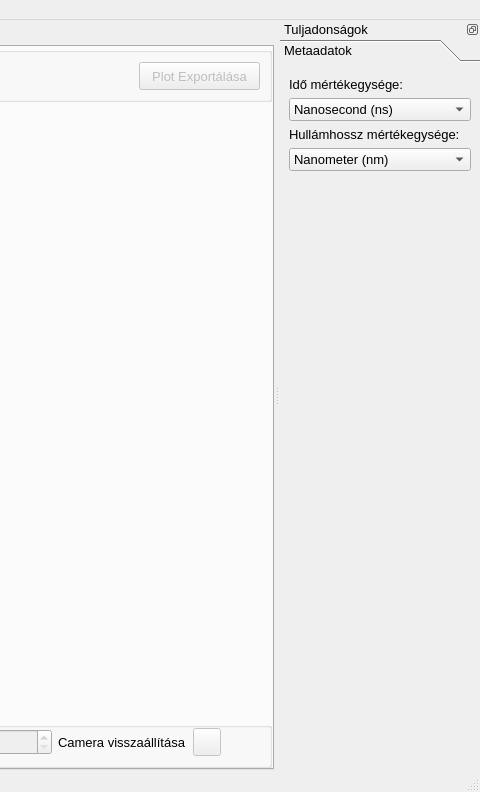
First picture: the form in ultrapyfit/gui/ui/main_window.ui, repository Minex1989/ultrapyfit, before the edit; both pictures show x 796 to 1276 and y 0 to 792 of the 1276 by 792 pixel window.
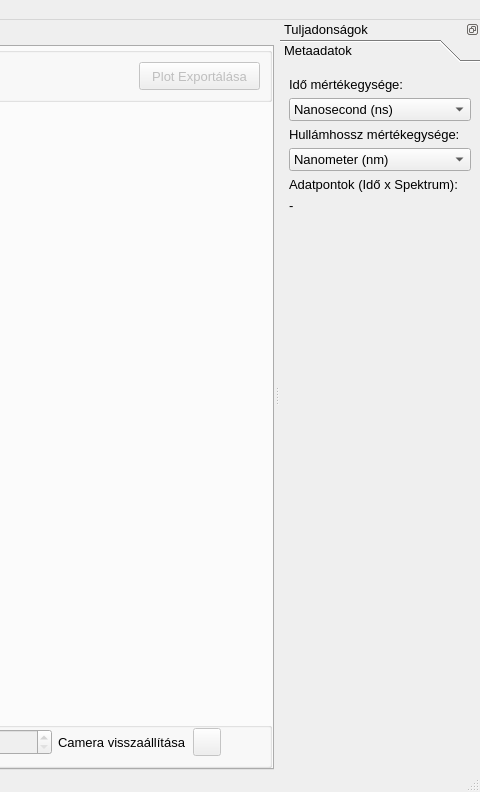
Second picture: the form after the edit. Icons and pictures are not drawn. Custom widgets are drawn as their Qt base class.

Diff of the .ui file:
```diff
--- a/ultrapyfit/gui/ui/main_window.ui
+++ b/ultrapyfit/gui/ui/main_window.ui
@@ -3039,8 +3039,8 @@
          <rect>
           <x>0</x>
           <y>0</y>
-          <width>200</width>
-          <height>680</height>
+          <width>241</width>
+          <height>694</height>
          </rect>
         </property>
         <attribute name="label">
@@ -3152,6 +3152,20 @@
            </item>
           </widget>
          </item>
+         <item>
+          <widget class="QLabel" name="lblMetaShapeDescription">
+           <property name="text">
+            <string>Adatpontok (Idő x Spektrum):</string>
+           </property>
+          </widget>
+         </item>
+         <item>
+          <widget class="QLabel" name="lblMetaShape">
+           <property name="text">
+            <string>-</string>
+           </property>
+          </widget>
+         </item>
          <item>
           <spacer name="verticalSpacer">
            <property name="orientation">
```
Left out of the diff: 6 changed lines with no effect on the pictures.
